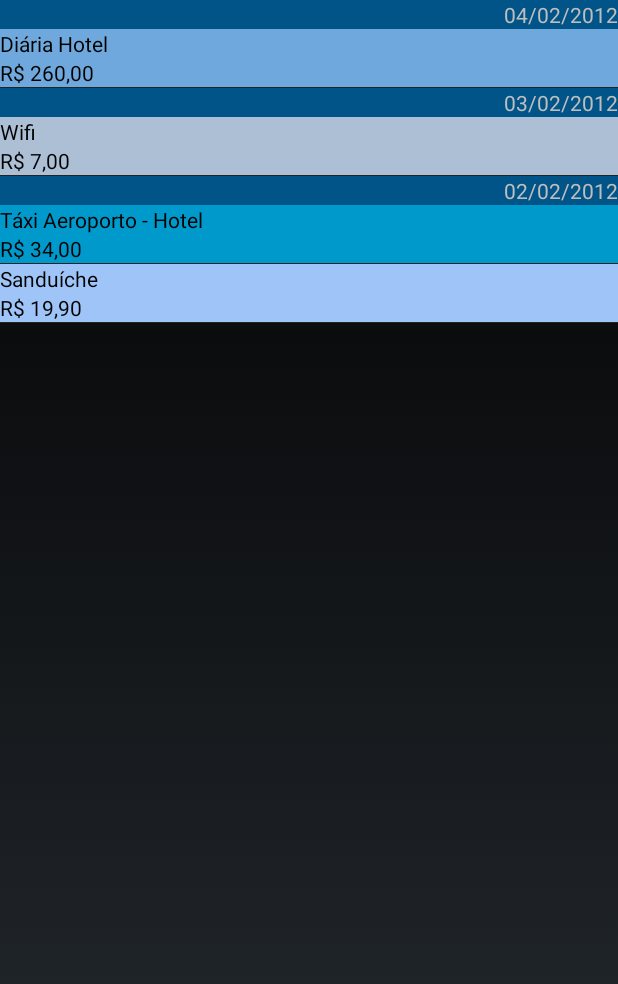
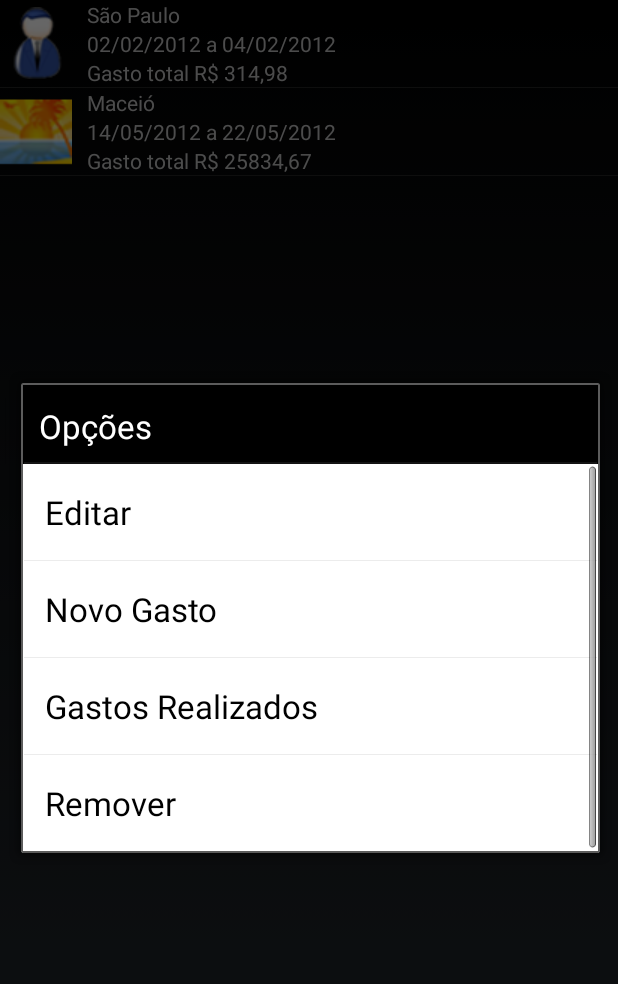
Before and after one commit to AlboVieira/BoaViagemLivro, an Android app: the ViagemListActivity screen opened directly, with no data from a screen before it, after a tap on "São Paulo", on a phone screen of 412 x 824 dp. Shown: the top 984 px of the screen. Run offline under Robolectric (Android 15) with nearby library versions, the phone set to English and light mode, and no system bars.

```diff
--- a/app/src/main/java/br/com/albovieira/boaviagem/BoaViagemActivity.java
+++ b/app/src/main/java/br/com/albovieira/boaviagem/BoaViagemActivity.java
@@ -21,6 +21,7 @@ public class BoaViagemActivity extends Activity {
         senha = (EditText) findViewById(R.id.senha);
     }
 
+	//login temporario da aplicacao
     public void entrarOnClick(View v){
     	String usuarioInformado = usuario.getText().toString();
     	String senhaInformada = senha.getText().toString();
--- a/app/src/main/java/br/com/albovieira/boaviagem/ViagemListActivity.java
+++ b/app/src/main/java/br/com/albovieira/boaviagem/ViagemListActivity.java
@@ -1,22 +1,29 @@
 package br.com.albovieira.boaviagem;
+
+import android.app.AlertDialog;
+import android.app.ListActivity;
+import android.content.DialogInterface;
+import android.content.DialogInterface.OnClickListener;
+import android.content.Intent;
+import android.os.Bundle;
+import android.view.View;
+import android.widget.AdapterView;
+import android.widget.AdapterView.OnItemClickListener;
+import android.widget.SimpleAdapter;
 
 import java.util.ArrayList;
 import java.util.HashMap;
 import java.util.List;
 import java.util.Map;
 
-import android.app.ListActivity;
-import android.content.Intent;
-import android.os.Bundle;
-import android.view.View;
-import android.widget.AdapterView;
-import android.widget.AdapterView.OnItemClickListener;
-import android.widget.SimpleAdapter;
-import android.widget.Toast;
+public class ViagemListActivity extends ListActivity implements
+		OnItemClickListener , OnClickListener{
 
-public class ViagemListActivity extends ListActivity implements
-		OnItemClickListener {
 	private List<Map<String, Object>> viagens;
+	private AlertDialog alertDialog;
+	private AlertDialog confirmaDialog;
+	private int viagemSelecionada;
+
 	@Override
 	protected void onCreate(Bundle savedInstanceState) {
 		super.onCreate(savedInstanceState);
@@ -28,14 +35,16 @@ public class ViagemListActivity extends ListActivity implements
 		setListAdapter(adapter);
 
 		getListView().setOnItemClickListener(this);
+
+		this.alertDialog = criaAlertDialog();
+		this.confirmaDialog = criaDialogConfirmacao();
 	}
 
 	@Override
 	public void onItemClick(AdapterView<?> parent, View view, int position, long id) {
-		Map<String, Object> map = viagens.get(position);
-		String destino = (String) map.get("destino");
-		Toast.makeText(this, "Viagem selecionada: "+ destino,Toast.LENGTH_SHORT).show();
-		startActivity(new Intent(this, GastoListActivity.class));
+
+		this.viagemSelecionada = position;
+		this.alertDialog.show();
 	}
 
 	private List<Map<String, Object>> listarViagens() {
@@ -52,9 +61,57 @@ public class ViagemListActivity extends ListActivity implements
 		item.put("imagem", R.drawable.lazer);
 		item.put("destino", "Maceió");
 		item.put("data","14/05/2012 a 22/05/2012");
-		item.put("total","Gasto total R$ 25834,67");
+		item.put("total", "Gasto total R$ 25834,67");
 		viagens.add(item);
 
 		return viagens;
 	}
+
+	@Override
+	public void onClick(DialogInterface dialog, int item) {
+		switch (item){
+			case 0:
+				startActivity(new Intent(this,ViagemActivity.class));
+				break;
+			case 1:
+				startActivity(new Intent(this,GastoActivity.class));
+				break;
+			case 2:
+				startActivity(new Intent(this,GastoListActivity.class));
+				break;
+			case 3:
+				this.confirmaDialog.show();
+				break;
+			case DialogInterface.BUTTON_POSITIVE:
+				this.viagens.remove(this.viagemSelecionada);
+				getListView().invalidateViews();
+				break;
+			case DialogInterface.BUTTON_NEGATIVE:
+				confirmaDialog.dismiss();
+				break;
+		}
+	}
+
+	private AlertDialog criaAlertDialog(){
+		final CharSequence[] itens = {
+				getString(R.string.editar),
+				getString(R.string.novo_gasto),
+				getString(R.string.gastos_realizados),
+				getString(R.string.remover),
+		};
+		AlertDialog.Builder builder = new AlertDialog.Builder(this);
+		builder.setTitle(R.string.opcoes);
+		builder.setItems(itens,this);
+
+		return builder.create();
+	}
+
+	private AlertDialog criaDialogConfirmacao(){
+		AlertDialog.Builder builder = new AlertDialog.Builder(this);
+		builder.setMessage(R.string.confirmacao_exclusao_viagem);
+		builder.setPositiveButton(getString(R.string.sim), this);
+		builder.setNegativeButton(getString(R.string.nao),this);
+
+		return builder.create();
+	}
 }
--- a/app/src/main/res/layout/viagem.xml
+++ b/app/src/main/res/layout/viagem.xml
@@ -31,11 +31,15 @@
         android:orientation="horizontal" >
 
         <RadioButton
+            android:layout_height="wrap_content"
+            android:layout_width="wrap_content"
             android:id="@+id/lazer"
             android:checked="true"
             android:text="@string/lazer" />
 
         <RadioButton
+            android:layout_height="wrap_content"
+            android:layout_width="wrap_content"
             android:id="@+id/negocios"
             android:layout_marginLeft="30dp"
             android:text="@string/negocios" />
--- a/app/src/main/res/values/strings.xml
+++ b/app/src/main/res/values/strings.xml
@@ -10,6 +10,13 @@
     <string name="nova_viagem">Nova Viagem</string>
     <string name="configuracoes">Configurações</string>
     <string name="minhas_viagens">Minhas Viagens</string>
+    <string name="editar">Editar</string>
+    <string name="gastos_realizados">Gastos Realizados</string>
+    <string name="remover">Remover</string>
+    <string name="confirmacao_exclusao_viagem">Confirma a exclusao da viagem?</string>
+    <string name="sim">Sim</string>
+    <string name="nao">Nao</string>
+    <string name="opcoes">Opções</string>
     <string name="destino">Destino</string>
     <string name="tipo_da_viagem">Tipo da viagem</string>
     <string name="lazer">Lazer</string>
@@ -35,4 +42,7 @@
         <item>Outros</item>
     </string-array>
 
+    <string name="sair">Sair</string>
+    <string name="remover_viagem">Remover Viagem</string>
+
 </resources>
```
Also changed, not shown: app/src/main/java/br/com/albovieira/boaviagem/DashboardActivity.java (+19 -0 lines), app/src/main/java/br/com/albovieira/boaviagem/GastoActivity.java (+24 -2 lines), app/src/main/java/br/com/albovieira/boaviagem/GastoListActivity.java (+38 -10 lines), app/src/main/java/br/com/albovieira/boaviagem/ViagemActivity.java (+29 -3 lines), app/src/main/res/menu/dashboard_menu.xml (added, +8 -0 lines), app/src/main/res/menu/gasto_menu.xml (added, +8 -0 lines), app/src/main/res/menu/viagem_menu.xml (added, +13 -0 lines).
